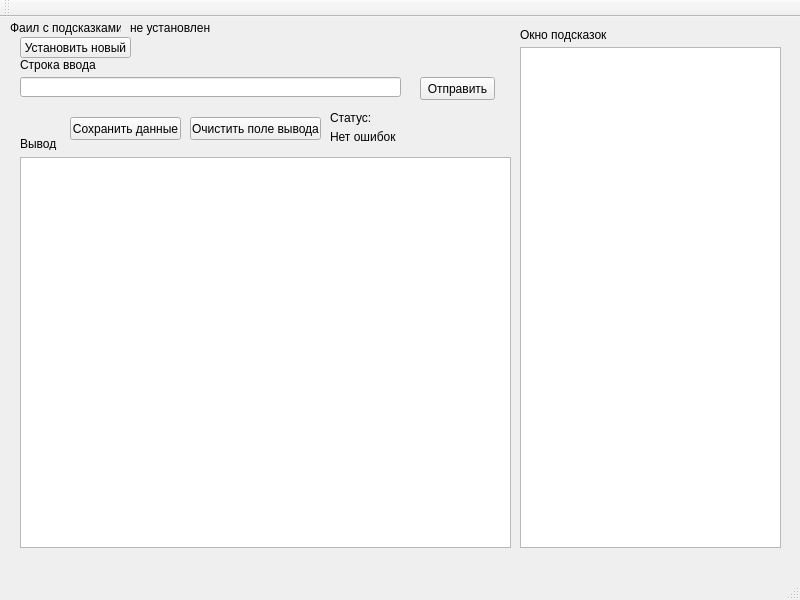
First picture: the form in robotmanager1/mainwindow.ui, repository ais1199/robotmanager, before the edit.
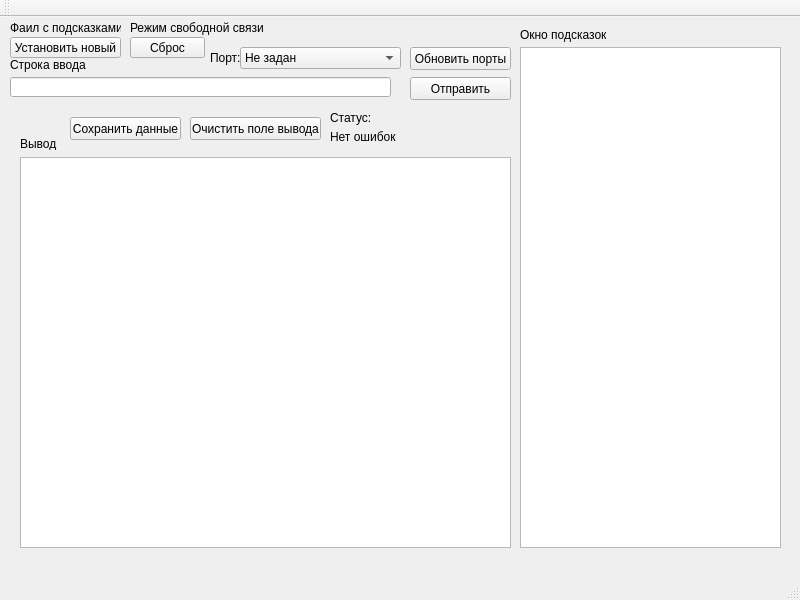
Second picture: the form after the edit.

```diff
--- a/robotmanager1/mainwindow.ui
+++ b/robotmanager1/mainwindow.ui
@@ -27,7 +27,7 @@
    <widget class="QLineEdit" name="vvod">
     <property name="geometry">
      <rect>
-      <x>20</x>
+      <x>10</x>
       <y>60</y>
       <width>381</width>
       <height>20</height>
@@ -37,7 +37,7 @@
    <widget class="QLabel" name="label">
     <property name="geometry">
      <rect>
-      <x>20</x>
+      <x>10</x>
       <y>40</y>
       <width>81</width>
       <height>16</height>
@@ -63,9 +63,9 @@
    <widget class="QPushButton" name="send">
     <property name="geometry">
      <rect>
-      <x>420</x>
+      <x>410</x>
       <y>60</y>
-      <width>75</width>
+      <width>101</width>
       <height>23</height>
      </rect>
     </property>
@@ -83,7 +83,7 @@
      </rect>
     </property>
     <property name="text">
-     <string>не установлен</string>
+     <string>Режим свободной связи</string>
     </property>
    </widget>
    <widget class="QLabel" name="label_4">
@@ -177,7 +177,7 @@
    <widget class="QPushButton" name="setMainF">
     <property name="geometry">
      <rect>
-      <x>20</x>
+      <x>10</x>
       <y>20</y>
       <width>111</width>
       <height>21</height>
@@ -187,6 +187,60 @@
      <string>Установить новый</string>
     </property>
    </widget>
+   <widget class="QComboBox" name="comboBox">
+    <property name="geometry">
+     <rect>
+      <x>240</x>
+      <y>30</y>
+      <width>161</width>
+      <height>22</height>
+     </rect>
+    </property>
+    <item>
+     <property name="text">
+      <string>Не задан</string>
+     </property>
+    </item>
+   </widget>
+   <widget class="QLabel" name="label_3">
+    <property name="geometry">
+     <rect>
+      <x>210</x>
+      <y>30</y>
+      <width>31</width>
+      <height>21</height>
+     </rect>
+    </property>
+    <property name="text">
+     <string>Порт:</string>
+    </property>
+   </widget>
+   <widget class="QPushButton" name="updP">
+    <property name="geometry">
+     <rect>
+      <x>410</x>
+      <y>30</y>
+      <width>101</width>
+      <height>23</height>
+     </rect>
+    </property>
+    <property name="text">
+     <string>Обновить порты</string>
+    </property>
+   </widget>
+   <widget class="QPushButton" name="frer">
+    <property name="geometry">
+     <rect>
+      <x>130</x>
+      <y>20</y>
+      <width>75</width>
+      <height>21</height>
+     </rect>
+    </property>
+    <property name="text">
+     <string>Сброс</string>
+    </property>
+   </widget>
   </widget>
   <widget class="QMenuBar" name="menuBar">
    <property name="geometry">
```
